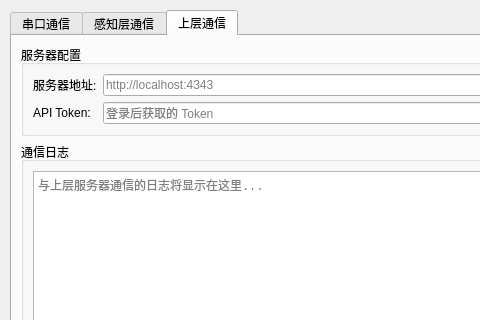
First picture: the form in connect-layer/test.ui, repository ariyflow/rfid-item, before the edit; both pictures show x 0 to 480 and y 0 to 320 of the 900 by 831 pixel window.
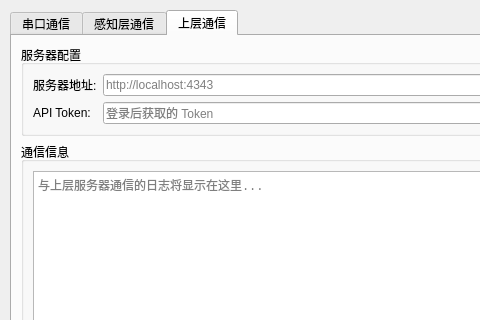
Second picture: the form after the edit. The open tabs and pages were chosen to show the change.

Commit message: fix: 修改网络层与上层交互的UI

The edit to the form file:
```diff
--- a/connect-layer/test.ui
+++ b/connect-layer/test.ui
@@ -586,7 +586,7 @@
         <item>
          <widget class="QGroupBox" name="groupBoxUpperLayerLog">
           <property name="title">
-           <string>通信日志</string>
+           <string>通信信息</string>
           </property>
           <layout class="QVBoxLayout" name="verticalLayoutUpperLayerLog">
            <item>
```
The commit also changes 1 other file.
